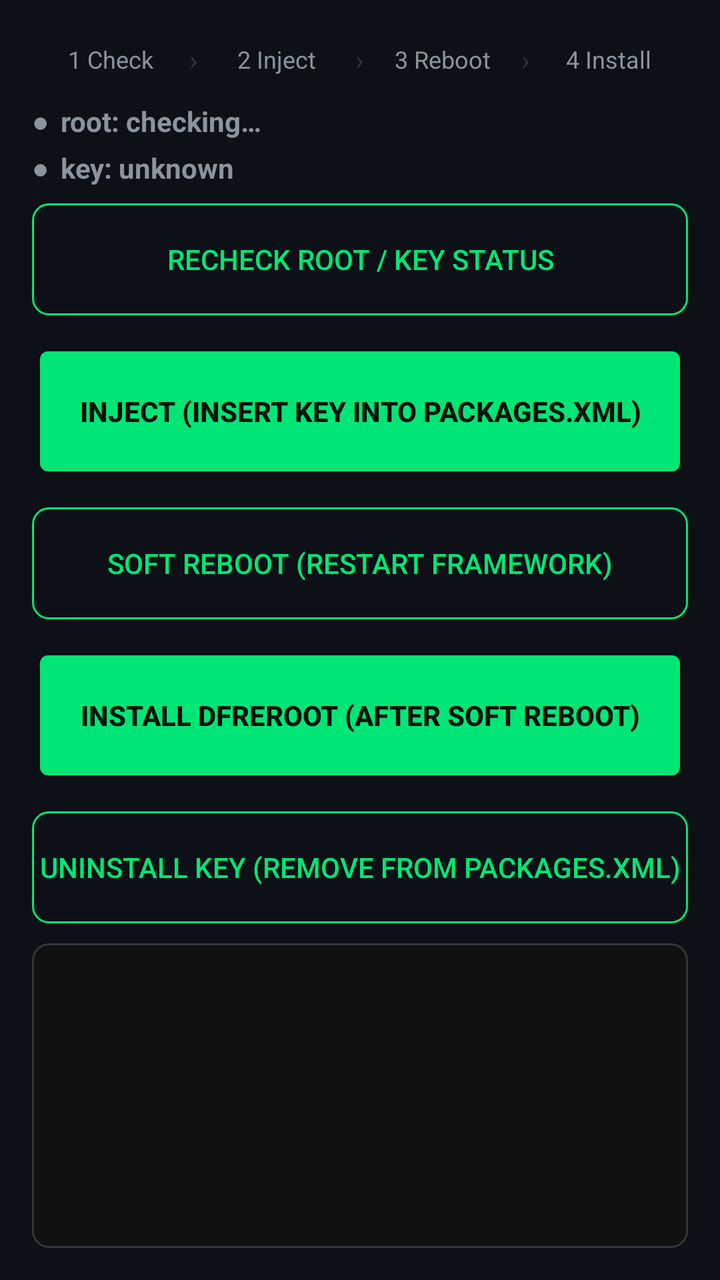
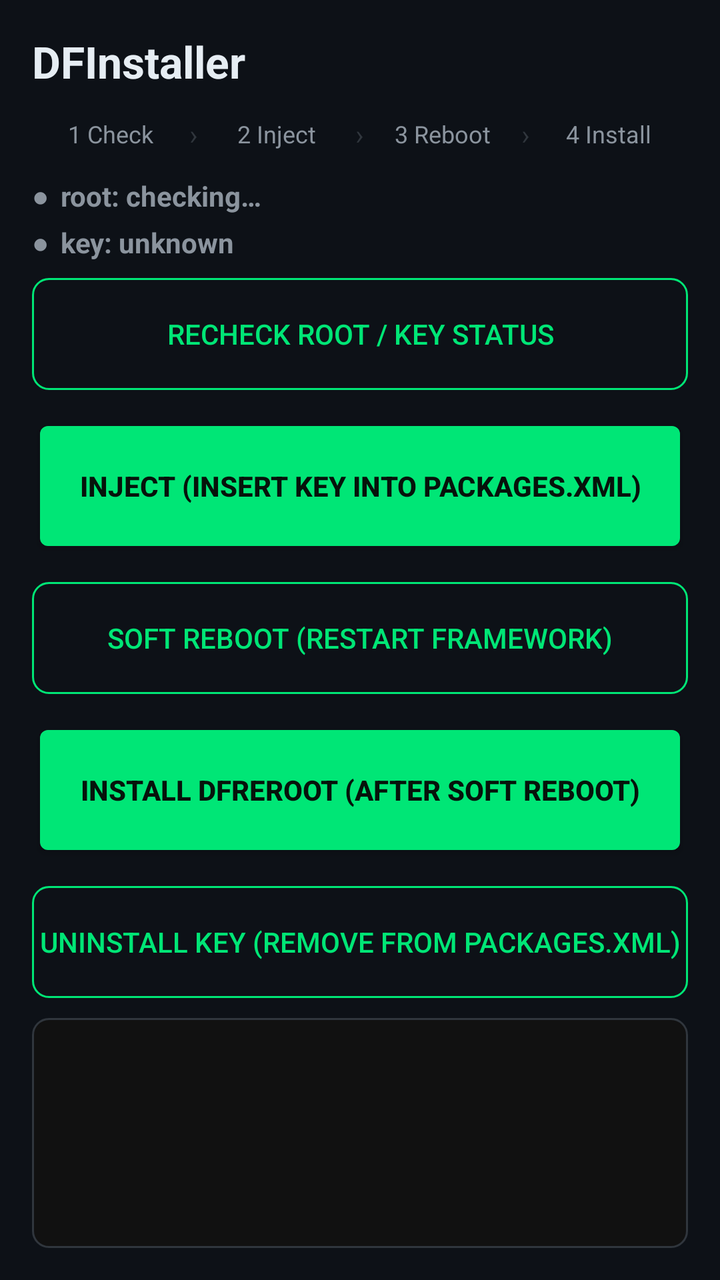

Two renders of the same Android screen: before a commit and after it. Below are the layout's source before the change and the commit's diff.
<!-- AndroidManifest.xml: application theme android:Theme.DeviceDefault.NoActionBar -->
<!-- res/layout/activity_main.xml -->
<?xml version="1.0" encoding="utf-8"?>
<LinearLayout xmlns:android="http://schemas.android.com/apk/res/android"
    android:orientation="vertical"
    android:padding="16dp"
    android:layout_width="match_parent"
    android:layout_height="match_parent"
    android:background="@color/bg"
    android:fitsSystemWindows="true">

    <LinearLayout
        android:layout_width="match_parent"
        android:layout_height="wrap_content"
        android:layout_marginTop="4dp"
        android:orientation="horizontal"
        android:gravity="center_vertical">

        <TextView
            android:id="@+id/stepCheck"
            android:layout_width="0dp"
            android:layout_height="wrap_content"
            android:layout_weight="1"
            android:gravity="center"
            android:text="@string/step_check"
            android:textSize="12sp"
            android:textColor="@color/textSecondary" />

        <TextView
            android:layout_width="wrap_content"
            android:layout_height="wrap_content"
            android:text="›"
            android:textColor="@color/outline" />

        <TextView
            android:id="@+id/stepInject"
            android:layout_width="0dp"
            android:layout_height="wrap_content"
            android:layout_weight="1"
            android:gravity="center"
            android:text="@string/step_inject"
            android:textSize="12sp"
            android:textColor="@color/textSecondary" />

        <TextView
            android:layout_width="wrap_content"
            android:layout_height="wrap_content"
            android:text="›"
            android:textColor="@color/outline" />

        <TextView
            android:id="@+id/stepReboot"
            android:layout_width="0dp"
            android:layout_height="wrap_content"
            android:layout_weight="1"
            android:gravity="center"
            android:text="@string/step_reboot"
            android:textSize="12sp"
            android:textColor="@color/textSecondary" />

        <TextView
            android:layout_width="wrap_content"
            android:layout_height="wrap_content"
            android:text="›"
            android:textColor="@color/outline" />

        <TextView
            android:id="@+id/stepInstall"
            android:layout_width="0dp"
            android:layout_height="wrap_content"
            android:layout_weight="1"
            android:gravity="center"
            android:text="@string/step_install"
            android:textSize="12sp"
            android:textColor="@color/textSecondary" />

    </LinearLayout>

    <LinearLayout
        android:layout_width="match_parent"
        android:layout_height="wrap_content"
        android:layout_marginTop="12dp"
        android:orientation="horizontal"
        android:gravity="center_vertical">

        <TextView
            android:id="@+id/rootDot"
            android:layout_width="wrap_content"
            android:layout_height="wrap_content"
            android:layout_marginEnd="6dp"
            android:text="●"
            android:textSize="14sp"
            android:textColor="@color/textSecondary" />

        <TextView
            android:id="@+id/rootState"
            android:layout_width="match_parent"
            android:layout_height="wrap_content"
            android:text="@string/root_unknown"
            android:textSize="14sp"
            android:textStyle="bold"
            android:textColor="@color/textSecondary" />

    </LinearLayout>

    <LinearLayout
        android:layout_width="match_parent"
        android:layout_height="wrap_content"
        android:layout_marginTop="4dp"
        android:orientation="horizontal"
        android:gravity="center_vertical">

        <TextView
            android:id="@+id/keyDot"
            android:layout_width="wrap_content"
            android:layout_height="wrap_content"
            android:layout_marginEnd="6dp"
            android:text="●"
            android:textSize="14sp"
            android:textColor="@color/textSecondary" />

        <TextView
            android:id="@+id/keyState"
            android:layout_width="match_parent"
            android:layout_height="wrap_content"
            android:text="@string/key_unknown"
            android:textSize="14sp"
            android:textStyle="bold"
            android:textColor="@color/textSecondary" />

    </LinearLayout>

    <ProgressBar
        android:id="@+id/progress"
        android:layout_width="wrap_content"
        android:layout_height="wrap_content"
        android:layout_gravity="center_horizontal"
        android:layout_marginTop="8dp"
        android:visibility="gone"
        style="?android:attr/progressBarStyleSmall"
        android:indeterminateTint="@color/accent" />

    <Button
        android:id="@+id/btnRoot"
        android:layout_width="match_parent"
        android:layout_height="wrap_content"
        android:layout_marginTop="8dp"
        android:minHeight="56dp"
        android:background="@drawable/btn_outline"
        android:textColor="@color/accent"
        android:text="@string/check_root" />

    <Button
        android:id="@+id/btnDump"
        android:layout_width="match_parent"
        android:layout_height="wrap_content"
        android:visibility="gone"
        android:text="@string/dump" />

    <Button
        android:id="@+id/btnDryRun"
        android:layout_width="match_parent"
        android:layout_height="wrap_content"
        android:visibility="gone"
        android:text="@string/dry_run" />

    <Button
        android:id="@+id/btnInject"
        android:layout_width="match_parent"
        android:layout_height="wrap_content"
        android:layout_marginTop="12dp"
        android:minHeight="72dp"
        android:backgroundTint="@color/accent"
        android:textColor="@color/accentText"
        android:textStyle="bold"
        android:text="@string/inject" />

    <Button
        android:id="@+id/btnReboot"
        android:layout_width="match_parent"
        android:layout_height="wrap_content"
        android:layout_marginTop="12dp"
        android:minHeight="56dp"
        android:background="@drawable/btn_outline"
        android:textColor="@color/accent"
        android:text="@string/reboot" />

    <Button
        android:id="@+id/btnInstall"
        android:layout_width="match_parent"
        android:layout_height="wrap_content"
        android:layout_marginTop="12dp"
        android:minHeight="72dp"
        android:backgroundTint="@color/accent"
        android:textColor="@color/accentText"
        android:textStyle="bold"
        android:text="@string/install_dfreroot" />

    <Button
        android:id="@+id/btnUninstall"
        android:layout_width="match_parent"
        android:layout_height="wrap_content"
        android:layout_marginTop="12dp"
        android:minHeight="56dp"
        android:background="@drawable/btn_outline"
        android:textColor="@color/accent"
        android:text="@string/uninstall_key" />

    <ScrollView
        android:layout_width="match_parent"
        android:layout_height="0dp"
        android:layout_weight="1"
        android:layout_marginTop="10dp"
        android:background="@drawable/log_box">
        <TextView
            android:id="@+id/log"
            android:layout_width="match_parent"
            android:layout_height="wrap_content"
            android:padding="8dp"
            android:typeface="monospace"
            android:textSize="11sp"
            android:textColor="@color/logText" />
    </ScrollView>

</LinearLayout>
<!-- resources referenced by this layout -->
<resources>
  <color name="accent">#00E676</color>
  <color name="accentText">#06130B</color>
  <color name="bg">#0D1117</color>
  <color name="logText">#D7E3D7</color>
  <color name="outline">#30363D</color>
  <color name="textSecondary">#8B949E</color>
  <!-- drawable btn_outline (drawable) -->
  <?xml version="1.0" encoding="utf-8"?>
  <shape xmlns:android="http://schemas.android.com/apk/res/android"
      android:shape="rectangle">
      <corners android:radius="8dp" />
      <stroke android:width="1dp" android:color="@color/accent" />
  </shape>
  <!-- drawable log_box (drawable) -->
  <?xml version="1.0" encoding="utf-8"?>
  <shape xmlns:android="http://schemas.android.com/apk/res/android"
      android:shape="rectangle">
      <corners android:radius="8dp" />
      <solid android:color="@color/logBg" />
      <stroke android:width="1dp" android:color="@color/outline" />
  </shape>
  <string name="check_root">Recheck root / key status</string>
  <string name="dry_run">Dry-run (verify without writing)</string>
  <string name="dump">Dump (read-only, harmless)</string>
  <string name="inject">Inject (insert key into packages.xml)</string>
  <string name="install_dfreroot">Install DFReroot (after soft reboot)</string>
  <string name="key_unknown">key: unknown</string>
  <string name="reboot">Soft reboot (restart framework)</string>
  <string name="root_unknown">root: checking…</string>
  <string name="step_check">1 Check</string>
  <string name="step_inject">2 Inject</string>
  <string name="step_install">4 Install</string>
  <string name="step_reboot">3 Reboot</string>
  <string name="uninstall_key">Uninstall key (remove from packages.xml)</string>
  <color name="logBg">#111111</color>
</resources>

<!-- the commit's change to res/layout/activity_main.xml (unified diff, before → after) -->
@@ -7,10 +7,19 @@
     android:background="@color/bg"
     android:fitsSystemWindows="true">
 
+    <TextView
+        android:id="@+id/appTitle"
+        android:layout_width="match_parent"
+        android:layout_height="wrap_content"
+        android:text="@string/app_name"
+        android:textSize="22sp"
+        android:textStyle="bold"
+        android:textColor="@color/textPrimary" />
+
     <LinearLayout
         android:layout_width="match_parent"
         android:layout_height="wrap_content"
-        android:layout_marginTop="4dp"
+        android:layout_marginTop="12dp"
         android:orientation="horizontal"
         android:gravity="center_vertical">
 
<!-- resource entries referenced after the edit -->
@@ -5,6 +5,7 @@
   <color name="bg">#0D1117</color>
   <color name="logText">#D7E3D7</color>
   <color name="outline">#30363D</color>
+  <color name="textPrimary">#E6EDF3</color>
   <color name="textSecondary">#8B949E</color>
   <!-- drawable btn_outline (drawable) -->
   <?xml version="1.0" encoding="utf-8"?>
@@ -21,6 +22,7 @@
       <solid android:color="@color/logBg" />
       <stroke android:width="1dp" android:color="@color/outline" />
   </shape>
+  <string name="app_name">DFInstaller</string>
   <string name="check_root">Recheck root / key status</string>
   <string name="dry_run">Dry-run (verify without writing)</string>
   <string name="dump">Dump (read-only, harmless)</string>
